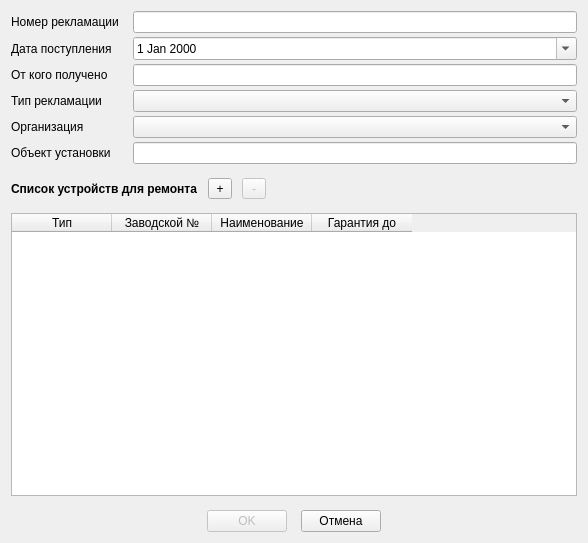
This is Remont/claimdetail.ui in AlexeyScherbakov2021/Remont2 as Qt 5 draws it before an edit. The edited form follows.
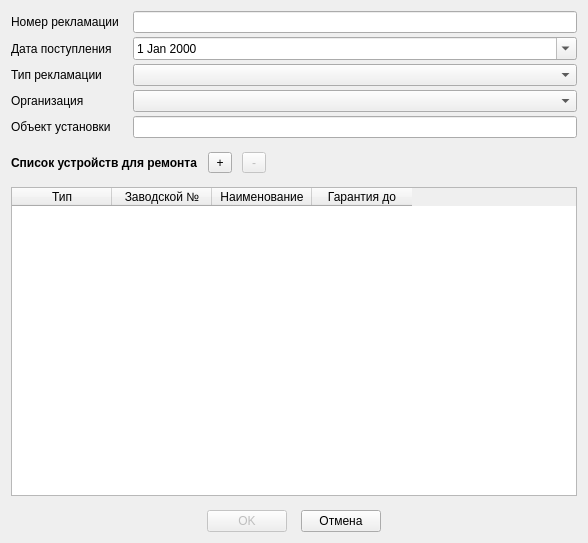
This is the edited form. Icons and pictures are not drawn.

The edit to the form file:
```diff
--- a/Remont/claimdetail.ui
+++ b/Remont/claimdetail.ui
@@ -47,26 +47,16 @@
       </widget>
      </item>
      <item row="2" column="0">
-      <widget class="QLabel" name="label_3">
-       <property name="text">
-        <string>От кого получено</string>
-       </property>
-      </widget>
-     </item>
-     <item row="2" column="1">
-      <widget class="QLineEdit" name="leFromWho"/>
-     </item>
-     <item row="3" column="0">
       <widget class="QLabel" name="label_4">
        <property name="text">
         <string>Тип рекламации</string>
        </property>
       </widget>
      </item>
-     <item row="3" column="1">
+     <item row="2" column="1">
       <widget class="QComboBox" name="cbTypeClaim"/>
      </item>
-     <item row="4" column="0">
+     <item row="3" column="0">
       <widget class="QLabel" name="label_5">
        <property name="layoutDirection">
         <enum>Qt::LayoutDirection::LeftToRight</enum>
@@ -76,18 +66,18 @@
        </property>
       </widget>
      </item>
-     <item row="5" column="0">
+     <item row="3" column="1">
+      <widget class="QComboBox" name="cbOrg"/>
+     </item>
+     <item row="4" column="0">
       <widget class="QLabel" name="label_6">
        <property name="text">
         <string>Объект установки</string>
        </property>
       </widget>
      </item>
-     <item row="5" column="1">
-      <widget class="QLineEdit" name="leObjectInst"/>
-     </item>
      <item row="4" column="1">
-      <widget class="QComboBox" name="cbOrg"/>
+      <widget class="QLineEdit" name="leObjectInst"/>
      </item>
     </layout>
    </item>
```
